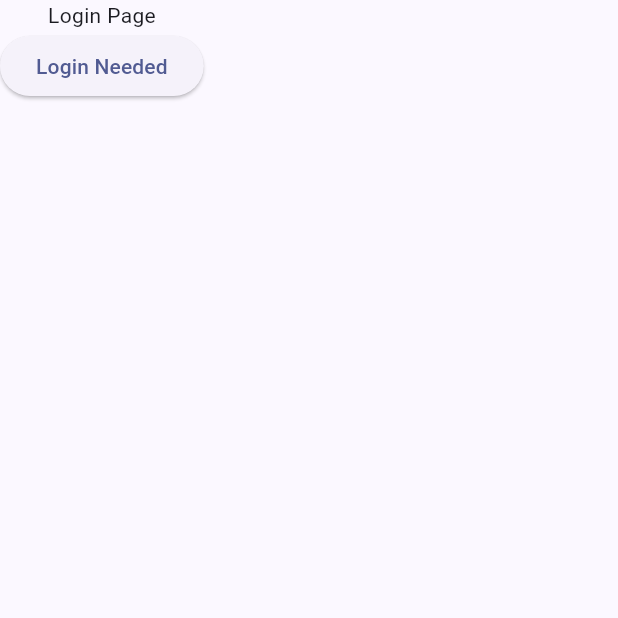
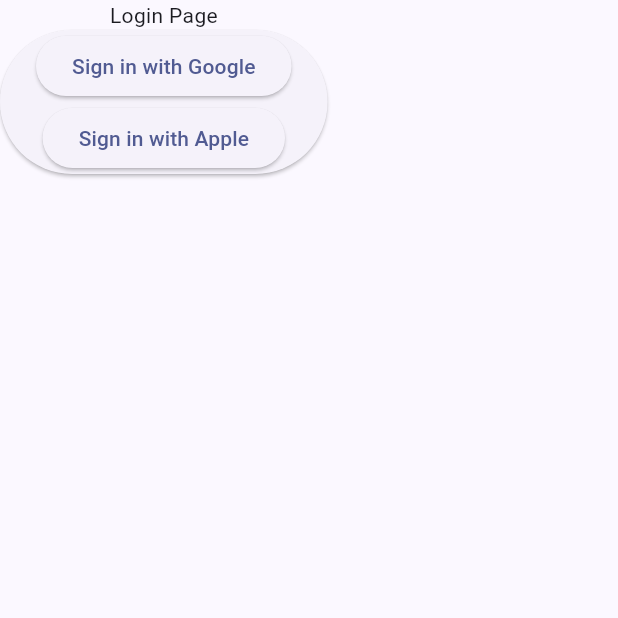
Before and after one commit to causyj/SOCDOC-Flutter, a Flutter app: the screen it shows after launch, on a phone screen of 412 x 824 dp, the top half of it. Run offline on Flutter 3.47's test engine with Material 2 defaults, Android fonts, the phone set to English and light mode, and no system bars; our stand-ins replace firebase_auth, firebase_core, google_sign_in; accounts and stored records are empty; generated files the repository leaves out were written again.

Commit message:
Update Login Page : Added Button Widgets for Login

```diff
--- a/lib/Pages/LoginPage.dart
+++ b/lib/Pages/LoginPage.dart
@@ -39,7 +39,7 @@ class _LoginPageState extends State<LoginPage> {
                     socdocApp!.isLoggedIn = true;
                   });
                 },
-                child: _isLoginNeeded ? const Text("Login Needed") : const Text("Already Logged in")
+                child: _isLoginNeeded ? _LoginButtons() : const Text("Already Logged in")
               )
             ],
           )
```
